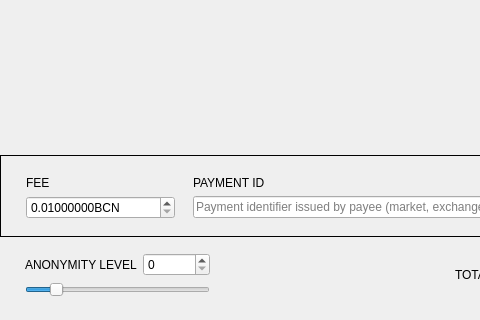
The window that src/Gui/Send/SendFrame.ui (iridiumdev/Iridium-IRD-wallet) describes before a commit, drawn with Qt 5; both pictures show x 0 to 480 and y 318 to 638 of the 866 by 638 pixel window.
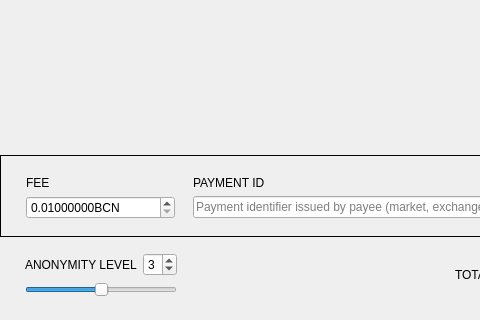
The same window after the commit. Custom widgets are drawn as their Qt base class.

Diff of the .ui file:
```diff
--- a/src/Gui/Send/SendFrame.ui
+++ b/src/Gui/Send/SendFrame.ui
@@ -291,8 +291,14 @@
       </item>
       <item row="0" column="1">
        <widget class="QSpinBox" name="m_mixinSpin">
+        <property name="minimum">
+         <number>1</number>
+        </property>
         <property name="maximum">
-         <number>999999999</number>
+         <number>6</number>
+        </property>
+        <property name="value">
+         <number>3</number>
         </property>
        </widget>
       </item>
@@ -321,13 +327,16 @@
          </size>
         </property>
         <property name="maximum">
-         <number>50</number>
+         <number>6</number>
         </property>
         <property name="pageStep">
          <number>1</number>
         </property>
         <property name="value">
-         <number>7</number>
+         <number>3</number>
+        </property>
+        <property name="sliderPosition">
+         <number>3</number>
         </property>
         <property name="tracking">
          <bool>false</bool>
```
Left out of the diff: 2 changed lines with no effect on the pictures.
